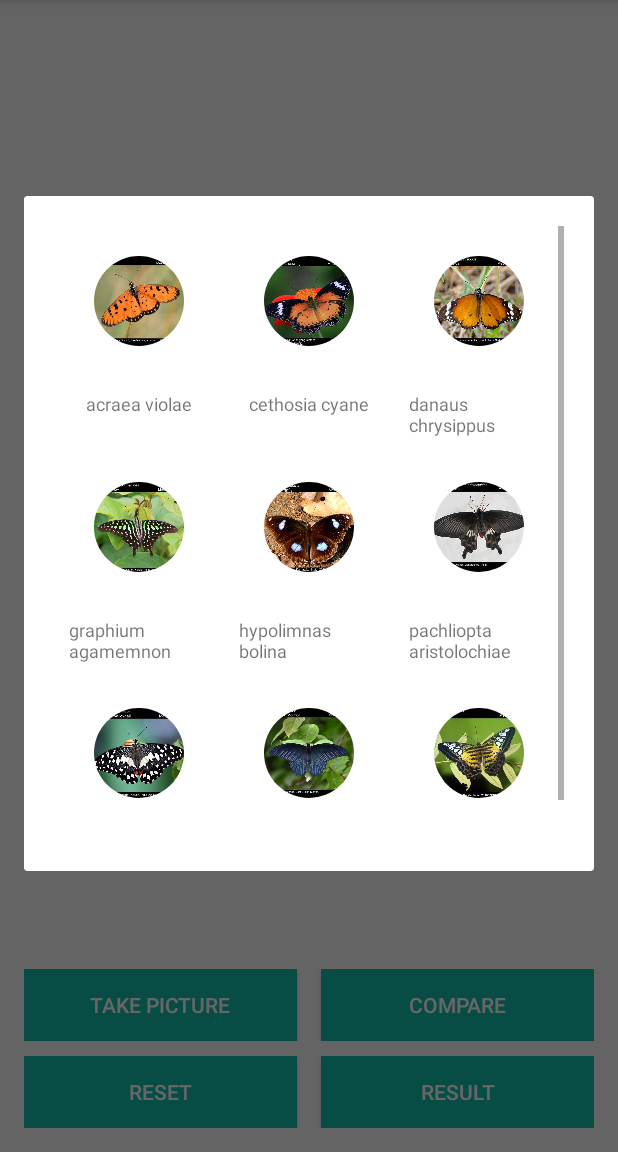
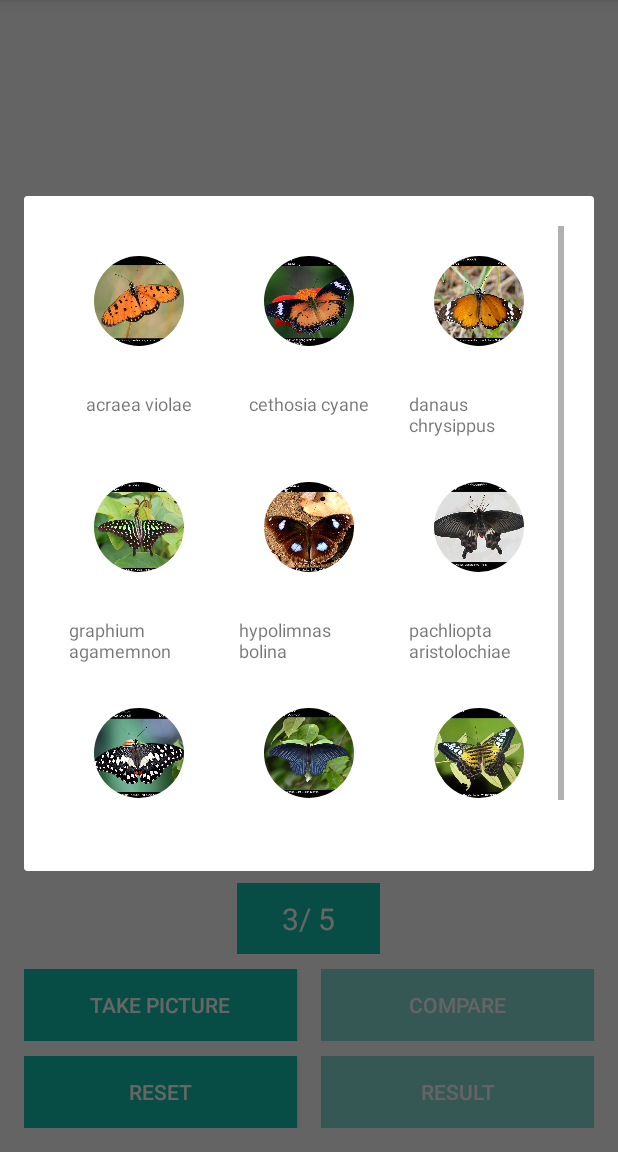
Before and after one commit to ShaGodG/ButterFly, an Android app: the fragment ButterflyFragment placed in its activity, after a tap on "danaus chrysippus", on a phone screen of 412 x 824 dp, the part 84-1236 px from its top. Run offline under Robolectric (Android 15) with nearby library versions, the phone set to English and light mode, and no system bars; our stand-ins replace CircleImageView, Volley; libraries missing offline, so code that uses them is left out: com.karumi.dexter, id.zelory.compressor; 3 statements that could not run were skipped; 2 other taps on this screen came first.

Commit message:
Game Workflow Complete

```diff
--- a/app/build.gradle
+++ b/app/build.gradle
@@ -73,5 +73,7 @@ dependencies {
     implementation 'org.apache.httpcomponents:httpcore:4.4.12'
     implementation 'org.apache.httpcomponents:httpmime:4.3.6'
     implementation 'id.zelory:compressor:2.1.0'
+
+    implementation 'com.google.zxing:core:3.3.0'
 }
 apply plugin: 'com.google.gms.google-services'
--- a/app/src/main/java/com/tbg/www/thebutterflycorner/ButterflyFragment.java
+++ b/app/src/main/java/com/tbg/www/thebutterflycorner/ButterflyFragment.java
@@ -20,13 +20,14 @@ public class ButterflyFragment extends DialogFragment {
     GridView gridView;
     ArrayList<String> gridViewString;
     ArrayList<Integer>gridViewImageId;
+    GameActivity gameActivity;
 
     @Nullable
     @Override
     public View onCreateView(@NonNull LayoutInflater inflater, @Nullable ViewGroup container, @Nullable Bundle savedInstanceState) {
 
         View rootView = inflater.inflate(R.layout.dialog_images,null);
-
+        gameActivity=(GameActivity)getActivity();
         gridView =rootView.findViewById(R.id.gridView);
         getDialog().setTitle("Choose a matching image");
 
@@ -50,12 +51,15 @@ public class ButterflyFragment extends DialogFragment {
 
                 if(gridViewStrinRes.equals(removeQuotes)){
 
-                    Toast.makeText(getContext(), "Correct match.You are doing great, keep going...", Toast.LENGTH_SHORT).show();
+                    //Toast.makeText(getContext(), "Correct match.You are doing great, keep going...", Toast.LENGTH_SHORT).show();
 
                 }else{
 
-                    Toast.makeText(getContext(), "Wrong match, You need to improve...", Toast.LENGTH_SHORT).show();
+                    //Toast.makeText(getContext(), "Wrong match, You need to improve...", Toast.LENGTH_SHORT).show();
                 }
+                gameActivity.counter++;
+                ((GameActivity) getActivity()).update();
+                getFragmentManager().popBackStackImmediate();
 
 
             }
--- a/app/src/main/java/com/tbg/www/thebutterflycorner/GameActivity.java
+++ b/app/src/main/java/com/tbg/www/thebutterflycorner/GameActivity.java
@@ -24,6 +24,7 @@ import androidx.annotation.Nullable;
 import androidx.appcompat.app.AlertDialog;
 import androidx.appcompat.app.AppCompatActivity;
 import androidx.fragment.app.FragmentManager;
+import androidx.fragment.app.FragmentTransaction;
 
 import com.android.volley.RequestQueue;
 import com.android.volley.Response;
@@ -89,6 +90,9 @@ public class GameActivity extends AppCompatActivity {
     RequestQueue requestQueue;;
     String result;
 
+    private TextView scoreTextView;
+
+
     public String getResult() {
         return result;
     }
@@ -99,7 +103,30 @@ public class GameActivity extends AppCompatActivity {
 
     private Button btnCapturePicture, btnCompare,btnReset,btnResult;
     private static final String SERVER_URL ="http://gandharva19.pythonanywhere.com";
+    public int counter=0;
 
+    @Override
+    protected void onResume() {
+        super.onResume();
+       }
+
+    public void update(){
+        //Toast.makeText(getApplicationContext(),"Called bc",Toast.LENGTH_LONG).show();
+        String text=counter+"/ 5";
+        scoreTextView.setText( text);
+        btnCapturePicture.setAlpha(1f);
+        btnCapturePicture.setEnabled(true);
+        btnCompare.setAlpha(.5f);
+        btnCompare.setEnabled(false);
+        if(counter==5){
+            btnCompare.setAlpha(.5f);
+            btnCompare.setEnabled(false);
+            btnCapturePicture.setAlpha(.5f);
+            btnCapturePicture.setEnabled(false);
+            btnResult.setAlpha(1f);
+            btnResult.setEnabled(true);
+        }
+    }
 
     @Override
     protected void onCreate(Bundle savedInstanceState) {
@@ -108,12 +135,10 @@ public class GameActivity extends AppCompatActivity {
 
         requestQueue = Volley.newRequestQueue(this);
         my_list=new ArrayList<>();
-
+        counter=0;
         //dialog fragments
         final FragmentManager fm = getSupportFragmentManager();
         final ButterflyFragment butterflyFragment= new ButterflyFragment();
-
-
         // Checking availability of the camera
         if (!CameraUtils.isDeviceSupportCamera(getApplicationContext())) {
             Toast.makeText(getApplicationContext(),
@@ -126,10 +151,13 @@ public class GameActivity extends AppCompatActivity {
         imgPreview = findViewById(R.id.imgPreviews);
         btnReset=findViewById(R.id.btnReset);
         btnResult=findViewById(R.id.btnResult);
-
+        scoreTextView=findViewById(R.id.score);
         btnCapturePicture = findViewById(R.id.btnCapturePicture);
         btnCompare = findViewById(R.id.btnCompare);
-
+        btnCompare.setAlpha(.5f);
+        btnCompare.setEnabled(false);
+        btnResult.setAlpha(.5f);
+        btnResult.setEnabled(false);
         /**
          * Capture image on button click
          */
@@ -157,7 +185,7 @@ public class GameActivity extends AppCompatActivity {
 
                 try
                 {
-
+//fragment banaya hai
 
                     HttpClient client = new DefaultHttpClient();
                     HttpPost post = new HttpPost("http://gandharva19.pythonanywhere.com");
@@ -186,12 +214,17 @@ public class GameActivity extends AppCompatActivity {
 
                     Bundle args = new Bundle();
                     args.putString("name",result);
+                    FragmentTransaction ft=fm.beginTransaction();
+
                     butterflyFragment.setArguments(args);
+                    ft.addToBackStack("butterflies");
+                    ft.add(butterflyFragment, "butterflies");
+                    ft.commit();
 
 
 
 
-                    butterflyFragment.show(fm,"butterflies");
+                    //butterflyFragment.show(fm,"butterflies");
 
 
 
@@ -309,6 +342,10 @@ public class GameActivity extends AppCompatActivity {
 
                     // successfully captured the image
                     // display it in image view
+                    btnCompare.setAlpha(1f);
+                    btnCompare.setEnabled(true);
+                    btnCapturePicture.setAlpha(.5f);
+                    btnCapturePicture.setEnabled(false);
                     previewCapturedImage();
                 } else if (resultCode == RESULT_CANCELED) {
                     // user cancelled Image capture
--- a/app/src/main/res/layout/activity_game.xml
+++ b/app/src/main/res/layout/activity_game.xml
@@ -38,10 +38,31 @@
     </LinearLayout>
 
     <LinearLayout
+        android:gravity="center"
+        android:layout_width="match_parent"
+        android:layout_height="wrap_content">
+        <TextView
+            android:id="@+id/score"
+            android:background="@color/colorPrimary"
+            android:textColor="#ffffff"
+            android:textSize="20sp"
+            android:text="0/5"
+            android:layout_margin="10dp"
+            android:paddingRight="30dp"
+            android:paddingStart="30dp"
+            android:paddingTop="10dp"
+            android:paddingBottom="10dp"
+            android:layout_gravity="center"
+            android:layout_width="wrap_content"
+            android:layout_height="wrap_content"/>
+    </LinearLayout>
+
+    <LinearLayout
         android:layout_width="match_parent"
         android:layout_height="wrap_content"
         android:orientation="horizontal"
         android:weightSum="2">
+
 
         <!-- Capture picture button -->
         <Button
```
